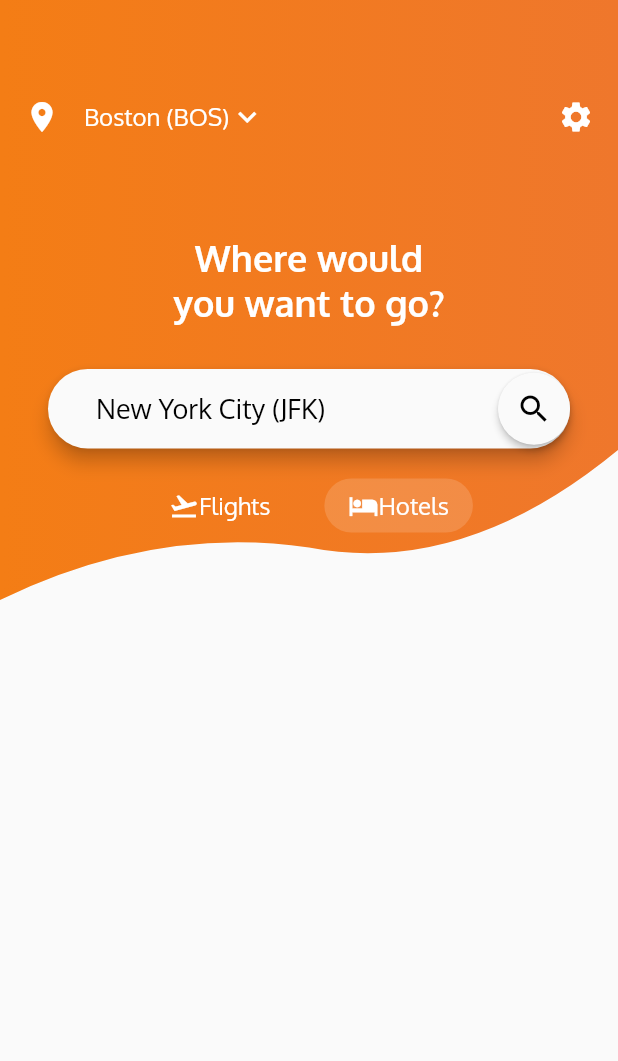
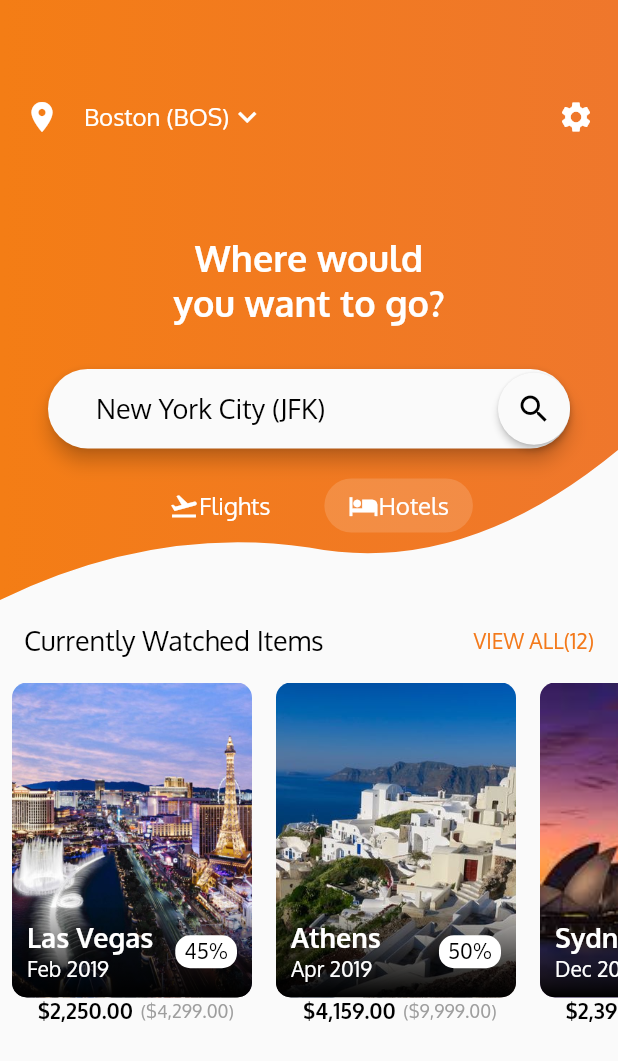
Before and after one commit to FlorianBouron/flight-list-app, a Flutter app: the screen it shows after launch, on a phone screen of 412 x 824 dp. Shown: the top 1061 px of the screen. Run offline on Flutter 3.47's test engine with Material 2 defaults, Android fonts, the phone set to English and light mode, and no system bars.

Commit message:
Add bottom screen

```diff
--- /dev/null
+++ b/lib/data/cities.dart
@@ -0,0 +1,28 @@
+import '../models/city.dart';
+
+List<City> cities = [
+  City(
+    imagePath: "assets/images/lasvegas.jpg",
+    cityName: "Las Vegas",
+    monthYear: "Feb 2019",
+    discount: "45",
+    oldPrice: 4299,
+    newPrice: 2250,
+  ),
+  City(
+    imagePath: "assets/images/athens.jpg",
+    cityName: "Athens",
+    monthYear: "Apr 2019",
+    discount: "50",
+    oldPrice: 9999,
+    newPrice: 4159,
+  ),
+  City(
+    imagePath: "assets/images/sydney.jpeg",
+    cityName: "Sydney",
+    monthYear: "Dec 2018",
+    discount: "40",
+    oldPrice: 5999,
+    newPrice: 2399,
+  ),
+];
--- /dev/null
+++ b/lib/models/city.dart
@@ -0,0 +1,19 @@
+import 'package:flutter/foundation.dart';
+
+class City {
+  final String imagePath;
+  final String cityName;
+  final String monthYear;
+  final String discount;
+  final int oldPrice;
+  final int newPrice;
+
+  City({
+    @required this.imagePath,
+    @required this.cityName,
+    @required this.monthYear,
+    @required this.discount,
+    @required this.oldPrice,
+    @required this.newPrice,
+  });
+}
--- a/lib/screens/home_screen.dart
+++ b/lib/screens/home_screen.dart
@@ -1,15 +1,20 @@
 import 'package:flutter/material.dart';
 
-import '../screens/home_screen_top.dart';
+import './home_screen_top.dart';
+import './home_screen_bottom.dart';
 
 class HomeScreen extends StatelessWidget {
   @override
   Widget build(BuildContext context) {
     return Scaffold(
-      body: Column(
-        children: <Widget>[
-          HomeScreenTop(),
-        ],
+      body: SingleChildScrollView(
+        scrollDirection: Axis.vertical,
+        child: Column(
+          children: <Widget>[
+            HomeScreenTop(),
+            HomeScreenBottom(),
+          ],
+        ),
       ),
     );
   }
--- /dev/null
+++ b/lib/screens/home_screen_bottom.dart
@@ -0,0 +1,50 @@
+import 'package:flight_list_app/style.dart';
+import 'package:flutter/material.dart';
+
+import '../data/cities.dart';
+import '../widgets/city_card.dart';
+
+class HomeScreenBottom extends StatelessWidget {
+  @override
+  Widget build(BuildContext context) {
+    return Column(
+      children: <Widget>[
+        Padding(
+          padding: const EdgeInsets.all(16.0),
+          child: Row(
+            mainAxisSize: MainAxisSize.max,
+            mainAxisAlignment: MainAxisAlignment.spaceBetween,
+            children: <Widget>[
+              Text(
+                "Currently Watched Items",
+                style: AppTheme.dropDownMenuItemStyle,
+              ),
+              Spacer(),
+              Text(
+                "VIEW ALL(12)",
+                style: AppTheme.viewAllStyle,
+              ),
+            ],
+          ),
+        ),
+        Container(
+          height: 240,
+          child: ListView(
+            scrollDirection: Axis.horizontal,
+            children: <Widget>[
+              for (int i = 0; i < cities.length; i++)
+                CityCard(
+                  imagePath: cities[i].imagePath,
+                  cityName: cities[i].cityName,
+                  monthYear: cities[i].monthYear,
+                  discount: cities[i].discount,
+                  oldPrice: cities[i].oldPrice,
+                  newPrice: cities[i].newPrice,
+                )
+            ],
+          ),
+        ),
+      ],
+    );
+  }
+}
--- a/lib/style.dart
+++ b/lib/style.dart
@@ -25,4 +25,9 @@ class AppTheme {
     color: Colors.white,
     fontWeight: FontWeight.bold,
   );
+
+  static const TextStyle viewAllStyle = TextStyle(
+    fontSize: 14.0,
+    color: primaryColor,
+  );
 }
--- /dev/null
+++ b/lib/widgets/city_card.dart
@@ -0,0 +1,145 @@
+import 'package:flutter/material.dart';
+import 'package:intl/intl.dart';
+
+final formatCurrency = NumberFormat.simpleCurrency();
+
+class CityCard extends StatelessWidget {
+  final String imagePath;
+  final String cityName;
+  final String monthYear;
+  final String discount;
+  final int oldPrice;
+  final int newPrice;
+
+  const CityCard(
+      {Key key,
+      this.imagePath,
+      this.cityName,
+      this.monthYear,
+      this.discount,
+      this.oldPrice,
+      this.newPrice})
+      : super(key: key);
+
+  @override
+  Widget build(BuildContext context) {
+    return Padding(
+      padding: const EdgeInsets.symmetric(horizontal: 8.0),
+      child: Column(
+        children: <Widget>[
+          ClipRRect(
+            borderRadius: BorderRadius.all(
+              Radius.circular(10),
+            ),
+            child: Stack(
+              children: <Widget>[
+                Container(
+                  height: 210,
+                  width: 160,
+                  child: Image.asset(
+                    imagePath,
+                    fit: BoxFit.cover,
+                  ),
+                ),
+                Positioned(
+                  left: 0,
+                  bottom: 0,
+                  width: 160,
+                  height: 60,
+                  child: Container(
+                    decoration: BoxDecoration(
+                      gradient: LinearGradient(
+                          begin: Alignment.bottomCenter,
+                          end: Alignment.topCenter,
+                          colors: <Color>[
+                            Colors.black,
+                            Colors.black12,
+                          ]),
+                    ),
+                  ),
+                ),
+                Positioned(
+                  left: 10,
+                  bottom: 10,
+                  right: 10,
+                  child: Row(
+                    mainAxisSize: MainAxisSize.max,
+                    mainAxisAlignment: MainAxisAlignment.spaceBetween,
+                    children: <Widget>[
+                      Column(
+                        crossAxisAlignment: CrossAxisAlignment.start,
+                        children: <Widget>[
+                          Text(
+                            cityName,
+                            style: TextStyle(
+                              fontWeight: FontWeight.bold,
+                              color: Colors.white,
+                              fontSize: 18,
+                            ),
+                          ),
+                          Text(
+                            monthYear,
+                            style: TextStyle(
+                              fontWeight: FontWeight.normal,
+                              color: Colors.white,
+                              fontSize: 14,
+                            ),
+                          ),
+                        ],
+                      ),
+                      Container(
+                        padding:
+                            EdgeInsets.symmetric(horizontal: 6, vertical: 2),
+                        decoration: BoxDecoration(
+                          color: Colors.white,
+                          shape: BoxShape.rectangle,
+                          borderRadius: BorderRadius.all(
+                            Radius.circular(10),
+                          ),
+                        ),
+                        child: Text(
+                          "$discount%",
+                          style: TextStyle(
+                            fontSize: 14,
+                            color: Colors.black,
+                          ),
+                        ),
+                      ),
+                    ],
+                  ),
+                ),
+              ],
+            ),
+          ),
+          Row(
+            mainAxisSize: MainAxisSize.max,
+            mainAxisAlignment: MainAxisAlignment.start,
+            children: <Widget>[
+              SizedBox(
+                width: 5,
+              ),
+              Text(
+                "${formatCurrency.format(newPrice)}",
+                style: TextStyle(
+                  color: Colors.black,
+                  fontWeight: FontWeight.bold,
+                  fontSize: 14,
+                ),
+              ),
+              SizedBox(
+                width: 5,
+              ),
+              Text(
+                "(${formatCurrency.format(oldPrice)})",
+                style: TextStyle(
+                  color: Colors.grey,
+                  fontSize: 12,
+                ),
+              ),
+            ],
+          ),
+        ],
+      ),
+    );
+  }
+}
--- a/pubspec.yaml
+++ b/pubspec.yaml
@@ -14,11 +14,12 @@ description: A new Flutter project.
 version: 1.0.0+1
 
 environment:
-  sdk: ">=2.1.0 <3.0.0"
+  sdk: ">=2.2.2 <3.0.0"
 
 dependencies:
   flutter:
     sdk: flutter
+  intl: ^0.16.1
 
   # The following adds the Cupertino Icons font to your application.
   # Use with the CupertinoIcons class for iOS style icons.
```
Also changed, not shown: pubspec.lock.
